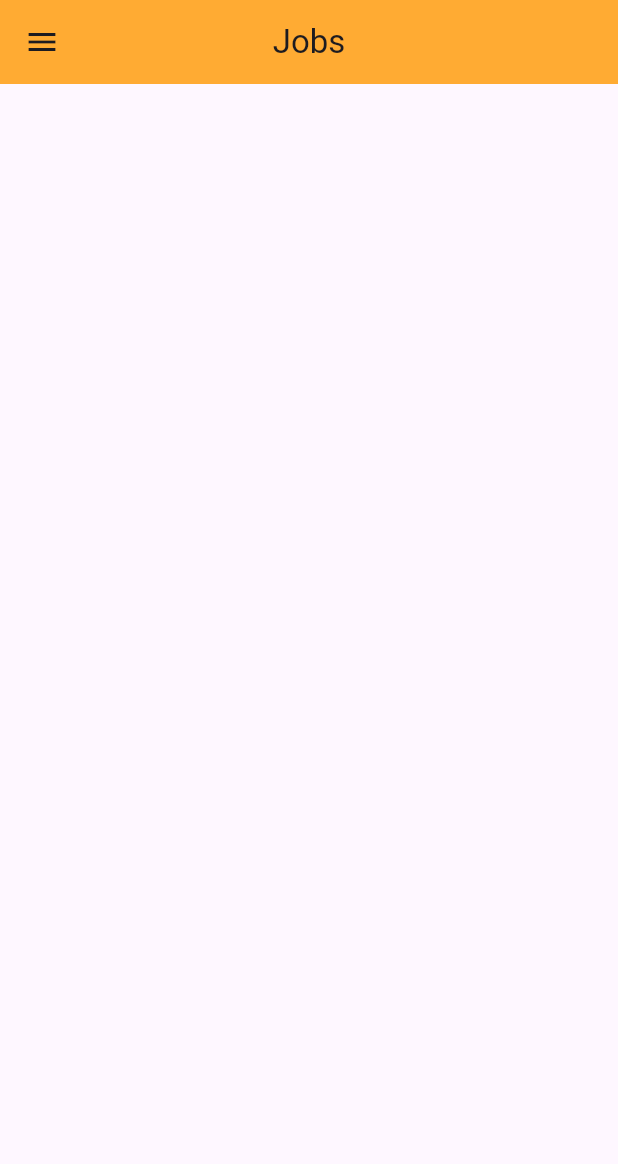
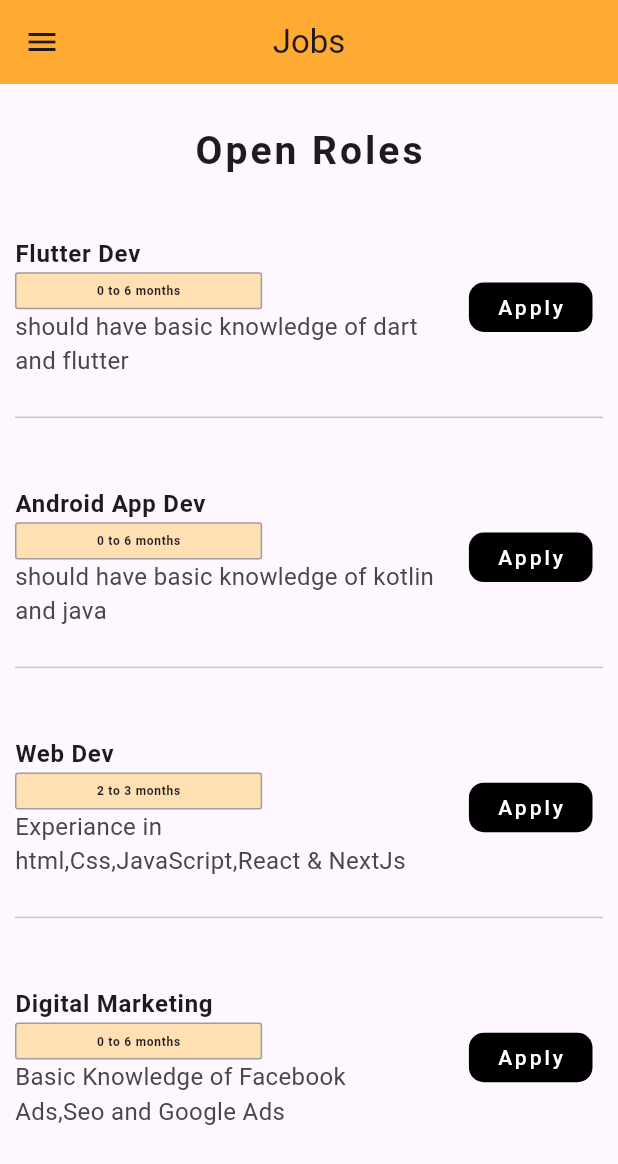
Before and after one commit to ZainR10/final_project_internncraft, a Flutter app: the JobsView screen opened by its route, on a phone screen of 412 x 824 dp. Shown: the top 1164 px of the screen. Run offline on Flutter 3.47's test engine with Material 3 defaults, Android fonts, the light colour scheme and no system bars; our stand-ins replace carousel_slider, firebase_auth, firebase_core, font_awesome_flutter, google_fonts, google_sign_in and 1 more; accounts and stored records are empty.

Commit message:
created jobs view ui. created jobslistview  component for listtile

```diff
--- /dev/null
+++ b/lib/res/components/jobs_lisview.dart
@@ -0,0 +1,70 @@
+import 'package:final_project_internncraft/res/components/simple_button.dart';
+import 'package:flutter/material.dart';
+import 'package:google_fonts/google_fonts.dart';
+
+class JobsLisview extends StatelessWidget {
+  final String jobTitle;
+  final String jobExperiance;
+  final String jobDesc;
+  const JobsLisview(
+      {required this.jobTitle,
+      required this.jobExperiance,
+      required this.jobDesc,
+      super.key});
+
+  @override
+  Widget build(BuildContext context) {
+    final height = MediaQuery.of(context).size.height;
+    final width = MediaQuery.of(context).size.width;
+    return ListTile(
+        contentPadding: const EdgeInsets.only(top: 30, bottom: 10),
+        title: Column(
+          // mainAxisAlignment: MainAxisAlignment.start,
+          crossAxisAlignment: CrossAxisAlignment.start,
+          children: [
+            Text(
+              jobTitle,
+              style: GoogleFonts.aBeeZee(
+                textStyle:
+                    const TextStyle(fontSize: 16, fontWeight: FontWeight.bold),
+              ),
+            ),
+            Container(
+                padding: const EdgeInsets.symmetric(horizontal: 5, vertical: 2),
+                height: height * .03,
+                width: width * .40,
+                decoration: BoxDecoration(
+                    color: Colors.orange.shade100,
+                    borderRadius: BorderRadius.circular(2),
+                    border: Border.all(color: Colors.grey, width: 1)),
+                child: Center(
+                  child: Text(
+                    jobExperiance,
+                    style: GoogleFonts.aBeeZee(
+                      textStyle: const TextStyle(
+                          fontSize: 8, fontWeight: FontWeight.bold),
+                    ),
+                  ),
+                ))
+          ],
+        ),
+        trailing: SimpleButton(
+            buttoncolor: Colors.black,
+            textcolor: Colors.white,
+            textsize: 14,
+            width: width * .20,
+            height: height * .04,
+            title: 'Apply',
+            onPress: () {}),
+        subtitle: Column(children: [
+          Text(
+            jobDesc,
+            style: GoogleFonts.aBeeZee(
+              textStyle: const TextStyle(
+                fontSize: 16,
+              ),
+            ),
+          ),
+        ]));
+  }
+}
--- a/lib/view/home_view.dart
+++ b/lib/view/home_view.dart
@@ -187,7 +187,8 @@ class _HomeViewState extends State<HomeView> {
               Padding(
                 padding: const EdgeInsets.all(10),
                 child: Container(
-                  height: height * .50,
+                  height: height * .40,
+                  // width: width * 1,
                   margin: const EdgeInsets.all(6.0),
                   decoration: BoxDecoration(
                     borderRadius: BorderRadius.circular(8.0),
--- a/lib/view/jobs_view.dart
+++ b/lib/view/jobs_view.dart
@@ -1,7 +1,10 @@
 // ignore_for_file: unused_local_variable
 
 import 'package:final_project_internncraft/res/components/drawer_component.dart';
+import 'package:final_project_internncraft/res/components/jobs_lisview.dart';
+import 'package:final_project_internncraft/res/components/simple_button.dart';
 import 'package:flutter/material.dart';
+import 'package:google_fonts/google_fonts.dart';
 
 class JobsView extends StatefulWidget {
   const JobsView({super.key});
@@ -27,6 +30,52 @@ class _JobsViewState extends State<JobsView> {
         title: const Text('Jobs'),
         backgroundColor: Colors.orange.withOpacity(.8),
       ),
+      body: Padding(
+        padding: const EdgeInsets.all(10),
+        child: Column(
+          children: [
+            SizedBox(
+              height: height * .02,
+            ),
+            Text('Open Roles',
+                style: GoogleFonts.aBeeZee(
+                  textStyle: const TextStyle(
+                      fontSize: 26,
+                      letterSpacing: 2,
+                      fontWeight: FontWeight.bold),
+                )),
+            Expanded(
+              child: ListView(
+                children: const [
+                  JobsLisview(
+                      jobTitle: 'Flutter Dev',
+                      jobExperiance: '0 to 6 months',
+                      jobDesc:
+                          'should have basic knowledge of dart and flutter'),
+                  Divider(),
+                  JobsLisview(
+                      jobTitle: 'Android App Dev',
+                      jobExperiance: '0 to 6 months',
+                      jobDesc:
+                          'should have basic knowledge of kotlin and java'),
+                  Divider(),
+                  JobsLisview(
+                      jobTitle: 'Web Dev',
+                      jobExperiance: '2 to 3 months',
+                      jobDesc:
+                          'Experiance in html,Css,JavaScript,React & NextJs'),
+                  Divider(),
+                  JobsLisview(
+                      jobTitle: 'Digital Marketing',
+                      jobExperiance: '0 to 6 months',
+                      jobDesc:
+                          'Basic Knowledge of Facebook Ads,Seo and Google Ads'),
+                ],
+              ),
+            )
+          ],
+        ),
+      ),
     );
   }
 }
```
